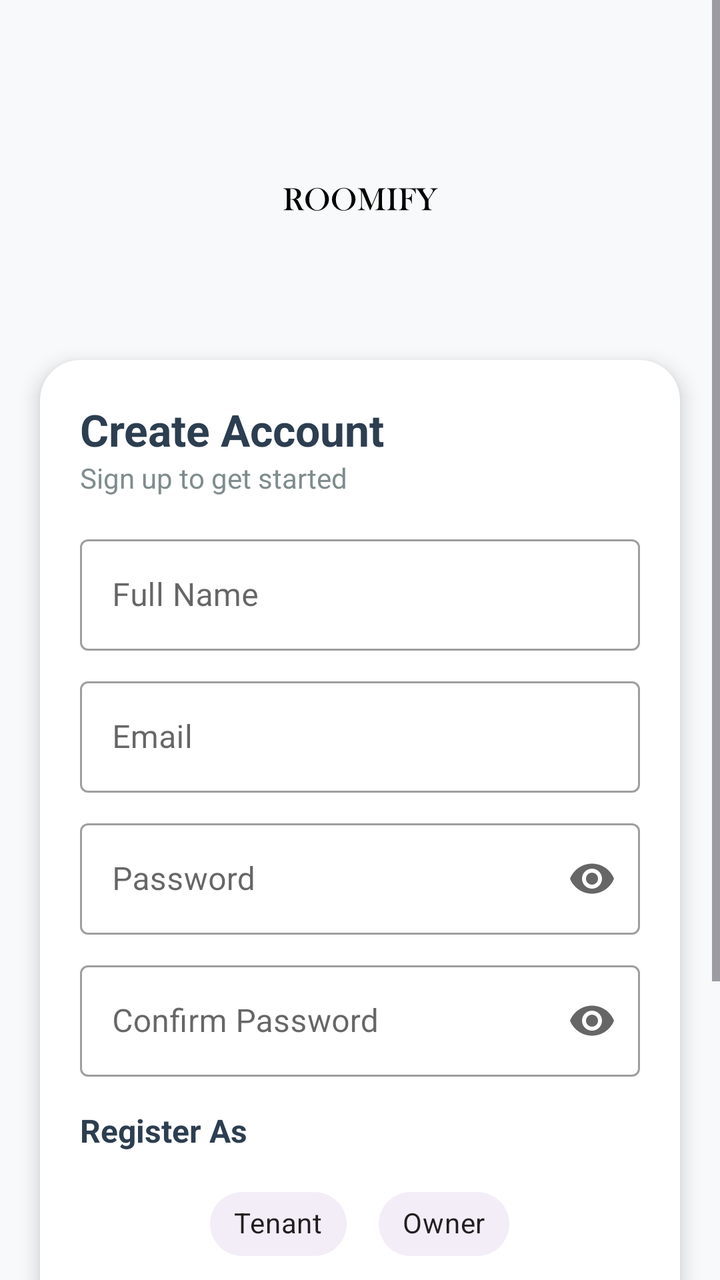
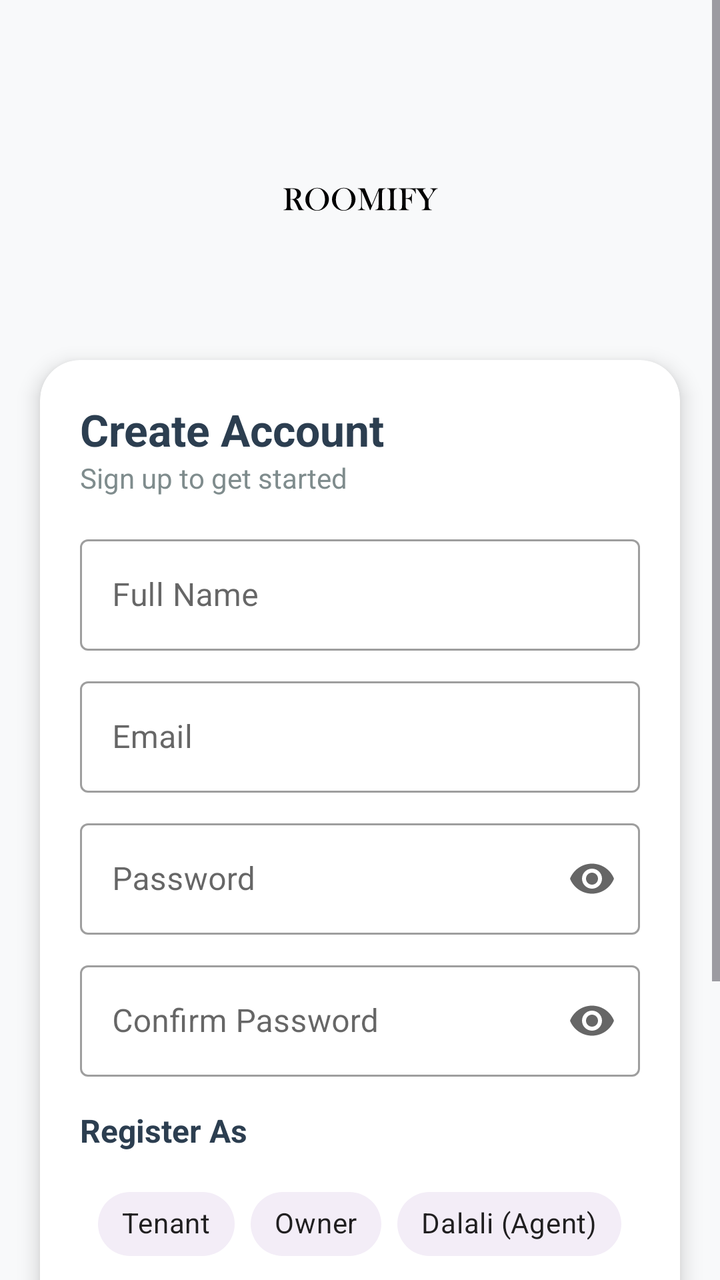

Before-and-after screenshots of an Android layout around one commit, followed by the original layout XML and the change that was made.
<!-- AndroidManifest.xml: application theme Theme.Roomify -->
<!-- res/layout/activity_register.xml -->
<?xml version="1.0" encoding="utf-8"?>
<ScrollView
    xmlns:android="http://schemas.android.com/apk/res/android"
    xmlns:app="http://schemas.android.com/apk/res-auto"
    android:id="@+id/activity_register"
    android:layout_width="match_parent"
    android:layout_height="match_parent"
    android:fillViewport="true"
    android:background="@color/background_light">

    
    <LinearLayout
        android:layout_width="match_parent"
        android:layout_height="wrap_content"
        android:orientation="vertical"
        android:gravity="center_horizontal"
        android:paddingBottom="32dp">

        
        <ImageView
            android:id="@+id/topImage"
            android:layout_width="120dp"
            android:layout_height="120dp"
            android:src="@drawable/ic_launcher_foreground"
            android:layout_marginTop="40dp"
            android:layout_marginBottom="20dp"/>

        
        <androidx.cardview.widget.CardView
            android:layout_width="match_parent"
            android:layout_height="wrap_content"
            android:layout_marginStart="20dp"
            android:layout_marginEnd="20dp"
            app:cardCornerRadius="20dp"
            app:cardElevation="6dp"
            app:cardBackgroundColor="@android:color/white">

            <LinearLayout
                android:layout_width="match_parent"
                android:layout_height="wrap_content"
                android:orientation="vertical"
                android:padding="20dp">

                
                <TextView
                    android:layout_width="wrap_content"
                    android:layout_height="wrap_content"
                    android:text="Create Account"
                    android:textSize="22sp"
                    android:textStyle="bold"
                    android:textColor="@color/text_dark"/>

                <TextView
                    android:layout_width="wrap_content"
                    android:layout_height="wrap_content"
                    android:text="@string/sign_up_to_get_started"
                    android:textSize="14sp"
                    android:textColor="@color/text_gray"
                    android:layout_marginBottom="16dp"/>

                
                <com.google.android.material.textfield.TextInputLayout
                    android:layout_width="match_parent"
                    android:layout_height="wrap_content"
                    android:hint="@string/full_name"
                    style="@style/Widget.MaterialComponents.TextInputLayout.OutlinedBox">

                    <com.google.android.material.textfield.TextInputEditText
                        android:id="@+id/etName"
                        android:layout_width="match_parent"
                        android:layout_height="wrap_content"/>
                </com.google.android.material.textfield.TextInputLayout>

                
                <com.google.android.material.textfield.TextInputLayout
                    android:layout_width="match_parent"
                    android:layout_height="wrap_content"
                    android:hint="@string/email"
                    android:layout_marginTop="10dp"
                    style="@style/Widget.MaterialComponents.TextInputLayout.OutlinedBox">

                    <com.google.android.material.textfield.TextInputEditText
                        android:id="@+id/etEmail"
                        android:inputType="textEmailAddress"
                        android:layout_width="match_parent"
                        android:layout_height="wrap_content"/>
                </com.google.android.material.textfield.TextInputLayout>

                
                <com.google.android.material.textfield.TextInputLayout
                    android:layout_width="match_parent"
                    android:layout_height="wrap_content"
                    android:hint="@string/password2"
                    android:layout_marginTop="10dp"
                    app:endIconMode="password_toggle"
                    style="@style/Widget.MaterialComponents.TextInputLayout.OutlinedBox">

                    <com.google.android.material.textfield.TextInputEditText
                        android:id="@+id/etPassword"
                        android:inputType="textPassword"
                        android:layout_width="match_parent"
                        android:layout_height="wrap_content"/>
                </com.google.android.material.textfield.TextInputLayout>

                
                <com.google.android.material.textfield.TextInputLayout
                    android:layout_width="match_parent"
                    android:layout_height="wrap_content"
                    android:hint="@string/confirm_password"
                    android:layout_marginTop="10dp"
                    app:endIconMode="password_toggle"
                    style="@style/Widget.MaterialComponents.TextInputLayout.OutlinedBox">

                    <com.google.android.material.textfield.TextInputEditText
                        android:id="@+id/etConfirmPassword"
                        android:inputType="textPassword"
                        android:layout_width="match_parent"
                        android:layout_height="wrap_content"/>
                </com.google.android.material.textfield.TextInputLayout>

                
                <TextView
                    android:layout_width="match_parent"
                    android:layout_height="wrap_content"
                    android:text="Register As"
                    android:textSize="16sp"
                    android:textStyle="bold"
                    android:textColor="@color/text_dark"
                    android:layout_marginTop="16dp"
                    android:layout_marginBottom="12dp"/>

                
                <LinearLayout
                    android:layout_width="match_parent"
                    android:layout_height="wrap_content"
                    android:orientation="horizontal"
                    android:gravity="center"
                    android:layout_marginBottom="20dp">

                    <com.google.android.material.chip.Chip
                        android:id="@+id/chipTenant"
                        style="@style/Widget.MaterialComponents.Chip.Choice"
                        android:layout_width="wrap_content"
                        android:layout_height="wrap_content"
                        android:layout_marginEnd="16dp"
                        android:text="Tenant"
                        android:textSize="14sp"
                        app:chipBackgroundColor="@color/chip_background"
                        app:chipIcon="@drawable/ic_profile"
                        app:chipIconTint="?attr/colorPrimary"
                        app:checkedIcon="@drawable/ic_check_circle"
                        app:checkedIconTint="@color/primary_teal" />

                    <com.google.android.material.chip.Chip
                        android:id="@+id/chipOwner"
                        style="@style/Widget.MaterialComponents.Chip.Choice"
                        android:layout_width="wrap_content"
                        android:layout_height="wrap_content"
                        android:text="Owner"
                        android:textSize="14sp"
                        app:chipBackgroundColor="@color/chip_background"
                        app:chipIcon="@drawable/ic_business"
                        app:chipIconTint="?attr/colorPrimary"
                        app:checkedIcon="@drawable/ic_check_circle"
                        app:checkedIconTint="@color/primary_teal" />

                </LinearLayout>

                
                <com.google.android.material.card.MaterialCardView
                    android:id="@+id/ownerFieldsCard"
                    android:layout_width="match_parent"
                    android:layout_height="wrap_content"
                    android:visibility="gone"
                    app:cardCornerRadius="12dp"
                    app:cardElevation="2dp"
                    app:cardBackgroundColor="@color/background_light"
                    android:layout_marginTop="8dp"
                    android:layout_marginBottom="12dp">

                    <LinearLayout
                        android:layout_width="match_parent"
                        android:layout_height="wrap_content"
                        android:orientation="vertical"
                        android:padding="12dp">

                        <TextView
                            android:layout_width="wrap_content"
                            android:layout_height="wrap_content"
                            android:text="Owner Details"
                            android:textSize="14sp"
                            android:textStyle="bold"
                            android:textColor="@color/primary_teal"
                            android:layout_marginBottom="12dp"/>

                        
                        <com.google.android.material.textfield.TextInputLayout
                            android:layout_width="match_parent"
                            android:layout_height="wrap_content"
                            android:hint="Business/Company Name (Optional)"
                            style="@style/Widget.MaterialComponents.TextInputLayout.OutlinedBox">

                            <com.google.android.material.textfield.TextInputEditText
                                android:id="@+id/etBusinessName"
                                android:layout_width="match_parent"
                                android:layout_height="wrap_content"/>
                        </com.google.android.material.textfield.TextInputLayout>

                        
                        <com.google.android.material.textfield.TextInputLayout
                            android:layout_width="match_parent"
                            android:layout_height="wrap_content"
                            android:hint="Phone Number"
                            android:layout_marginTop="8dp"
                            style="@style/Widget.MaterialComponents.TextInputLayout.OutlinedBox">

                            <com.google.android.material.textfield.TextInputEditText
                                android:id="@+id/etPhone"
                                android:inputType="phone"
                                android:layout_width="match_parent"
                                android:layout_height="wrap_content"/>
                        </com.google.android.material.textfield.TextInputLayout>

                    </LinearLayout>
                </com.google.android.material.card.MaterialCardView>

                
                <com.google.android.material.button.MaterialButton
                    android:id="@+id/btnRegister"
                    android:layout_width="match_parent"
                    android:layout_height="56dp"
                    android:text="@string/register"
                    android:layout_marginTop="20dp"
                    android:textAllCaps="false"
                    android:textSize="16sp"
                    android:textStyle="bold"
                    app:cornerRadius="28dp"
                    android:backgroundTint="@color/primary_teal"
                    android:textColor="@color/white"/>

                
                <TextView
                    android:id="@+id/tvLogin"
                    android:layout_width="wrap_content"
                    android:layout_height="wrap_content"
                    android:text="@string/already_have_an_account_login"
                    android:textColor="@color/primary_teal"
                    android:layout_marginTop="16dp"
                    android:layout_gravity="center"
                    android:padding="8dp"/>

            </LinearLayout>
        </androidx.cardview.widget.CardView>

    </LinearLayout>
</ScrollView>
<!-- resources referenced by this layout -->
<resources>
  <color name="background_light">#F8F9FA</color>
  <color name="chip_background">#F3EDF7</color>
  <color name="primary_teal">#1ABC9C</color>
  <color name="text_dark">#2C3E50</color>
  <color name="text_gray">#7F8C8D</color>
  <color name="white">#FFFFFFFF</color>
  <!-- drawable ic_business (drawable) -->
  <vector xmlns:android="http://schemas.android.com/apk/res/android"
      android:width="24dp"
      android:height="24dp"
      android:viewportWidth="24"
      android:viewportHeight="24">
      <path
          android:fillColor="#FF000000"
          android:pathData="M12,7V3H2v18h20V7h-10zM6,19H4v-2h2v2zM6,15H4v-2h2v2zM6,11H4V9h2v2zM6,7H4V5h2v2zM10,19H8v-2h2v2zM10,15H8v-2h2v2zM10,11H8V9h2v2zM10,7H8V5h2v2zM20,19h-8v-2h2v-2h-2v-2h2v-2h-2V9h8v10zM18,11h-2v2h2v-2zM18,15h-2v2h2v-2z"/>
  </vector>
  <!-- drawable ic_check_circle (drawable) -->
  <vector xmlns:android="http://schemas.android.com/apk/res/android"
      android:width="24dp"
      android:height="24dp"
      android:viewportWidth="24"
      android:viewportHeight="24">
      <path
          android:fillColor="#FF000000"
          android:pathData="M12,2C6.48,2 2,6.48 2,12s4.48,10 10,10 10,-4.48 10,-10S17.52,2 12,2zM10,17l-5,-5 1.41,-1.41L10,14.17l7.59,-7.59L19,8l-9,9z"/>
  </vector>
  <!-- drawable ic_launcher_foreground: vector/xml drawable (drawable, 9327 chars, omitted) -->
  <!-- drawable ic_profile: png bitmap (drawable, 31307 bytes) -->
  <string name="already_have_an_account_login">Already have an account? Login</string>
  <string name="confirm_password">Confirm Password</string>
  <string name="email">Email</string>
  <string name="full_name">Full Name</string>
  <string name="password2">Password</string>
  <string name="register">Register</string>
  <string name="sign_up_to_get_started">Sign up to get started</string>
  <style name="Theme.Roomify" parent="Base.Theme.Roomify" />
  <style name="Base.Theme.Roomify" parent="Theme.Material3.DayNight.NoActionBar">
          
          <item name="colorPrimary">@color/primary</item>
          <item name="colorSecondary">@color/secondary</item>
          <item name="colorSurface">@color/surface</item>
          <item name="colorOnSurface">@android:color/black</item>
      </style>
  <color name="primary">#212121</color>
  <color name="secondary">#625B71</color>
  <color name="surface">#F5F5F5</color>
</resources>

<!-- the commit's change to res/layout/activity_register.xml (unified diff, before → after) -->
@@ -1,6 +1,5 @@
 <?xml version="1.0" encoding="utf-8"?>
-<ScrollView
-    xmlns:android="http://schemas.android.com/apk/res/android"
+<ScrollView xmlns:android="http://schemas.android.com/apk/res/android"
     xmlns:app="http://schemas.android.com/apk/res-auto"
     android:id="@+id/activity_register"
     android:layout_width="match_parent"
@@ -8,7 +7,6 @@
     android:fillViewport="true"
     android:background="@color/background_light">
 
-    
     <LinearLayout
         android:layout_width="match_parent"
         android:layout_height="wrap_content"
@@ -16,7 +14,6 @@
         android:gravity="center_horizontal"
         android:paddingBottom="32dp">
 
-        
         <ImageView
             android:id="@+id/topImage"
             android:layout_width="120dp"
@@ -25,7 +22,6 @@
             android:layout_marginTop="40dp"
             android:layout_marginBottom="20dp"/>
 
-        
         <androidx.cardview.widget.CardView
             android:layout_width="match_parent"
             android:layout_height="wrap_content"
@@ -41,7 +37,6 @@
                 android:orientation="vertical"
                 android:padding="20dp">
 
-                
                 <TextView
                     android:layout_width="wrap_content"
                     android:layout_height="wrap_content"
@@ -53,7 +48,7 @@
                 <TextView
                     android:layout_width="wrap_content"
                     android:layout_height="wrap_content"
-                    android:text="@string/sign_up_to_get_started"
+                    android:text="Sign up to get started"
                     android:textSize="14sp"
                     android:textColor="@color/text_gray"
                     android:layout_marginBottom="16dp"/>
@@ -62,9 +57,8 @@
                 <com.google.android.material.textfield.TextInputLayout
                     android:layout_width="match_parent"
                     android:layout_height="wrap_content"
-                    android:hint="@string/full_name"
+                    android:hint="Full Name"
                     style="@style/Widget.MaterialComponents.TextInputLayout.OutlinedBox">
-
                     <com.google.android.material.textfield.TextInputEditText
                         android:id="@+id/etName"
                         android:layout_width="match_parent"
@@ -75,10 +69,9 @@
                 <com.google.android.material.textfield.TextInputLayout
                     android:layout_width="match_parent"
                     android:layout_height="wrap_content"
-                    android:hint="@string/email"
+                    android:hint="Email"
                     android:layout_marginTop="10dp"
                     style="@style/Widget.MaterialComponents.TextInputLayout.OutlinedBox">
-
                     <com.google.android.material.textfield.TextInputEditText
                         android:id="@+id/etEmail"
                         android:inputType="textEmailAddress"
@@ -90,11 +83,10 @@
                 <com.google.android.material.textfield.TextInputLayout
                     android:layout_width="match_parent"
                     android:layout_height="wrap_content"
-                    android:hint="@string/password2"
+                    android:hint="Password"
                     android:layout_marginTop="10dp"
                     app:endIconMode="password_toggle"
                     style="@style/Widget.MaterialComponents.TextInputLayout.OutlinedBox">
-
                     <com.google.android.material.textfield.TextInputEditText
                         android:id="@+id/etPassword"
                         android:inputType="textPassword"
@@ -106,11 +98,10 @@
                 <com.google.android.material.textfield.TextInputLayout
                     android:layout_width="match_parent"
                     android:layout_height="wrap_content"
-                    android:hint="@string/confirm_password"
+                    android:hint="Confirm Password"
                     android:layout_marginTop="10dp"
                     app:endIconMode="password_toggle"
                     style="@style/Widget.MaterialComponents.TextInputLayout.OutlinedBox">
-
                     <com.google.android.material.textfield.TextInputEditText
                         android:id="@+id/etConfirmPassword"
                         android:inputType="textPassword"
@@ -142,33 +133,84 @@
                         style="@style/Widget.MaterialComponents.Chip.Choice"
                         android:layout_width="wrap_content"
                         android:layout_height="wrap_content"
-                        android:layout_marginEnd="16dp"
+                        android:layout_marginEnd="8dp"
                         android:text="Tenant"
-                        android:textSize="14sp"
                         app:chipBackgroundColor="@color/chip_background"
-                        app:chipIcon="@drawable/ic_profile"
-                        app:chipIconTint="?attr/colorPrimary"
-                        app:checkedIcon="@drawable/ic_check_circle"
-                        app:checkedIconTint="@color/primary_teal" />
+                        app:chipIcon="@drawable/ic_profile"/>
 
                     <com.google.android.material.chip.Chip
                         android:id="@+id/chipOwner"
                         style="@style/Widget.MaterialComponents.Chip.Choice"
                         android:layout_width="wrap_content"
                         android:layout_height="wrap_content"
+                        android:layout_marginEnd="8dp"
                         android:text="Owner"
-                        android:textSize="14sp"
                         app:chipBackgroundColor="@color/chip_background"
-                        app:chipIcon="@drawable/ic_business"
-                        app:chipIconTint="?attr/colorPrimary"
-                        app:checkedIcon="@drawable/ic_check_circle"
-                        app:checkedIconTint="@color/primary_teal" />
+                        app:chipIcon="@drawable/ic_business"/>
+
+                    
+                    <com.google.android.material.chip.Chip
+                        android:id="@+id/chipDalali"
+                        style="@style/Widget.MaterialComponents.Chip.Choice"
+                        android:layout_width="wrap_content"
+                        android:layout_height="wrap_content"
+                        android:text="Dalali (Agent)"
+                        app:chipBackgroundColor="@color/chip_background"
+                        app:chipIcon="@drawable/ic_agent"/>
 
                 </LinearLayout>
 
                 
                 <com.google.android.material.card.MaterialCardView
                     android:id="@+id/ownerFieldsCard"
+                    android:layout_width="match_parent"
+                    android:layout_height="wrap_content"
+                    android:visibility="gone"
+                    app:cardCornerRadius="12dp"
+                    app:cardElevation="2dp"
+                    android:layout_marginTop="8dp"
+                    android:layout_marginBottom="12dp">
+                    <LinearLayout
+                        android:layout_width="match_parent"
+                        android:layout_height="wrap_content"
+                        android:orientation="vertical"
+                        android:padding="12dp">
+                        <TextView
+                            android:layout_width="wrap_content"
+                            android:layout_height="wrap_content"
+                            android:text="Owner Details"
+                            android:textSize="14sp"
+                            android:textStyle="bold"
+                            android:textColor="@color/primary_teal"
+                            android:layout_marginBottom="12dp"/>
+                        <com.google.android.material.textfield.TextInputLayout
+                            android:layout_width="match_parent"
+                            android:layout_height="wrap_content"
+                            android:hint="Business/Company Name (Optional)"
+                            style="@style/Widget.MaterialComponents.TextInputLayout.OutlinedBox">
+                            <com.google.android.material.textfield.TextInputEditText
+                                android:id="@+id/etBusinessName"
+                                android:layout_width="match_parent"
+                                android:layout_height="wrap_content"/>
+                        </com.google.android.material.textfield.TextInputLayout>
+                        <com.google.android.material.textfield.TextInputLayout
+                            android:layout_width="match_parent"
+                            android:layout_height="wrap_content"
+                            android:hint="Phone Number"
+                            android:layout_marginTop="8dp"
+                            style="@style/Widget.MaterialComponents.TextInputLayout.OutlinedBox">
+                            <com.google.android.material.textfield.TextInputEditText
+                                android:id="@+id/etPhone"
+                                android:inputType="phone"
+                                android:layout_width="match_parent"
+                                android:layout_height="wrap_content"/>
+                        </com.google.android.material.textfield.TextInputLayout>
+                    </LinearLayout>
+                </com.google.android.material.card.MaterialCardView>
+
+                
+                <com.google.android.material.card.MaterialCardView
+                    android:id="@+id/dalaliFieldsCard"
                     android:layout_width="match_parent"
                     android:layout_height="wrap_content"
                     android:visibility="gone"
@@ -177,50 +219,60 @@
                     app:cardBackgroundColor="@color/background_light"
                     android:layout_marginTop="8dp"
                     android:layout_marginBottom="12dp">
-
                     <LinearLayout
                         android:layout_width="match_parent"
                         android:layout_height="wrap_content"
                         android:orientation="vertical"
                         android:padding="12dp">
-
                         <TextView
                             android:layout_width="wrap_content"
                             android:layout_height="wrap_content"
-                            android:text="Owner Details"
+                            android:text="Dalali (Agent) Details"
                             android:textSize="14sp"
                             android:textStyle="bold"
                             android:textColor="@color/primary_teal"
                             android:layout_marginBottom="12dp"/>
-
-                        
-                        <com.google.android.material.textfield.TextInputLayout
-                            android:layout_width="match_parent"
-                            android:layout_height="wrap_content"
-                            android:hint="Business/Company Name (Optional)"
-                            style="@style/Widget.MaterialComponents.TextInputLayout.OutlinedBox">
-
-                            <com.google.android.material.textfield.TextInputEditText
-                                android:id="@+id/etBusinessName"
-                                android:layout_width="match_parent"
-                                android:layout_height="wrap_content"/>
-                        </com.google.android.material.textfield.TextInputLayout>
-
-                        
                         <com.google.android.material.textfield.TextInputLayout
                             android:layout_width="match_parent"
                             android:layout_height="wrap_content"
                             android:hint="Phone Number"
+                            style="@style/Widget.MaterialComponents.TextInputLayout.OutlinedBox">
+                            <com.google.android.material.textfield.TextInputEditText
+                                android:id="@+id/ePhone"
+                                android:inputType="phone"
+                                android:layout_width="match_parent"
+                                android:layout_height="wrap_content"/>
+                        </com.google.android.material.textfield.TextInputLayout>
+                        <com.google.android.material.textfield.TextInputLayout
+                            android:layout_width="match_parent"
+                            android:layout_height="wrap_content"
+                            android:hint="Working Location (e.g., Mlimani, Sinza)"
                             android:layout_marginTop="8dp"
                             style="@style/Widget.MaterialComponents.TextInputLayout.OutlinedBox">
-
-                            <com.google.android.material.textfield.TextInputEditText
-                                android:id="@+id/etPhone"
-                                android:inputType="phone"
-                                android:layout_width="match_parent"
-                                android:layout_height="wrap_content"/>
-                        </com.google.android.material.textfield.TextInputLayout>
-
+                            <com.google.android.material.textfield.TextInputEditText
+                                android:id="@+id/etLocationArea"
+                                android:layout_width="match_parent"
+                                android:layout_height="wrap_content"/>
+                        </com.google.android.material.textfield.TextInputLayout>
+                        <com.google.android.material.textfield.TextInputLayout
+                            android:layout_width="match_parent"
+                            android:layout_height="wrap_content"
+                            android:hint="License/ID Number (Optional)"
+                            android:layout_marginTop="8dp"
+                            style="@style/Widget.MaterialComponents.TextInputLayout.OutlinedBox">
+                            <com.google.android.material.textfield.TextInputEditText
+                                android:id="@+id/etLicenseNumber"
+                                android:layout_width="match_parent"
+                                android:layout_height="wrap_content"/>
+                        </com.google.android.material.textfield.TextInputLayout>
+                        <TextView
+                            android:layout_width="match_parent"
+                            android:layout_height="wrap_content"
+                            android:text="Note: Dalali accounts require verification before listing rooms"
+                            android:textSize="12sp"
+                            android:textColor="@color/text_gray"
+                            android:layout_marginTop="8dp"
+                            android:gravity="center"/>
                     </LinearLayout>
                 </com.google.android.material.card.MaterialCardView>
 
@@ -229,21 +281,18 @@
                     android:id="@+id/btnRegister"
                     android:layout_width="match_parent"
                     android:layout_height="56dp"
-                    android:text="@string/register"
+                    android:text="Register"
                     android:layout_marginTop="20dp"
                     android:textAllCaps="false"
-                    android:textSize="16sp"
-                    android:textStyle="bold"
                     app:cornerRadius="28dp"
-                    android:backgroundTint="@color/primary_teal"
-                    android:textColor="@color/white"/>
+                    android:backgroundTint="@color/primary_teal"/>
 
                 
                 <TextView
                     android:id="@+id/tvLogin"
                     android:layout_width="wrap_content"
                     android:layout_height="wrap_content"
-                    android:text="@string/already_have_an_account_login"
+                    android:text="Already have an account? Login"
                     android:textColor="@color/primary_teal"
                     android:layout_marginTop="16dp"
                     android:layout_gravity="center"
<!-- resource entries referenced after the edit -->
@@ -5,7 +5,23 @@
   <color name="primary_teal">#1ABC9C</color>
   <color name="text_dark">#2C3E50</color>
   <color name="text_gray">#7F8C8D</color>
-  <color name="white">#FFFFFFFF</color>
+  <!-- drawable ic_agent (drawable) -->
+  <vector xmlns:android="http://schemas.android.com/apk/res/android"
+      android:width="24dp"
+      android:height="24dp"
+      android:viewportWidth="24"
+      android:viewportHeight="24">
+  
+      
+      <path
+          android:fillColor="@android:color/white"
+          android:pathData="M12,1L3,5v6c0,5.55 3.84,10.74 9,12 5.16,-1.26 9,-6.45 9,-12V5l-9,-4zM12,11.99h7c-0.53,4.12 -3.28,7.79 -7,8.94V12H5V6.3l7,-3.11v8.8z"/>
+  
+      
+      <path
+          android:fillColor="@android:color/white"
+          android:pathData="M12,8.5l1.5,3.5 3.5,0.5 -2.5,2.5 0.5,3.5 -3,-1.5 -3,1.5 0.5,-3.5 -2.5,-2.5 3.5,-0.5z"/>
+  </vector>
   <!-- drawable ic_business (drawable) -->
   <vector xmlns:android="http://schemas.android.com/apk/res/android"
       android:width="24dp"
@@ -16,25 +32,8 @@
           android:fillColor="#FF000000"
           android:pathData="M12,7V3H2v18h20V7h-10zM6,19H4v-2h2v2zM6,15H4v-2h2v2zM6,11H4V9h2v2zM6,7H4V5h2v2zM10,19H8v-2h2v2zM10,15H8v-2h2v2zM10,11H8V9h2v2zM10,7H8V5h2v2zM20,19h-8v-2h2v-2h-2v-2h2v-2h-2V9h8v10zM18,11h-2v2h2v-2zM18,15h-2v2h2v-2z"/>
   </vector>
-  <!-- drawable ic_check_circle (drawable) -->
-  <vector xmlns:android="http://schemas.android.com/apk/res/android"
-      android:width="24dp"
-      android:height="24dp"
-      android:viewportWidth="24"
-      android:viewportHeight="24">
-      <path
-          android:fillColor="#FF000000"
-          android:pathData="M12,2C6.48,2 2,6.48 2,12s4.48,10 10,10 10,-4.48 10,-10S17.52,2 12,2zM10,17l-5,-5 1.41,-1.41L10,14.17l7.59,-7.59L19,8l-9,9z"/>
-  </vector>
   <!-- drawable ic_launcher_foreground: vector/xml drawable (drawable, 9327 chars, omitted) -->
   <!-- drawable ic_profile: png bitmap (drawable, 31307 bytes) -->
-  <string name="already_have_an_account_login">Already have an account? Login</string>
-  <string name="confirm_password">Confirm Password</string>
-  <string name="email">Email</string>
-  <string name="full_name">Full Name</string>
-  <string name="password2">Password</string>
-  <string name="register">Register</string>
-  <string name="sign_up_to_get_started">Sign up to get started</string>
   <style name="Theme.Roomify" parent="Base.Theme.Roomify" />
   <style name="Base.Theme.Roomify" parent="Theme.Material3.DayNight.NoActionBar">
           
